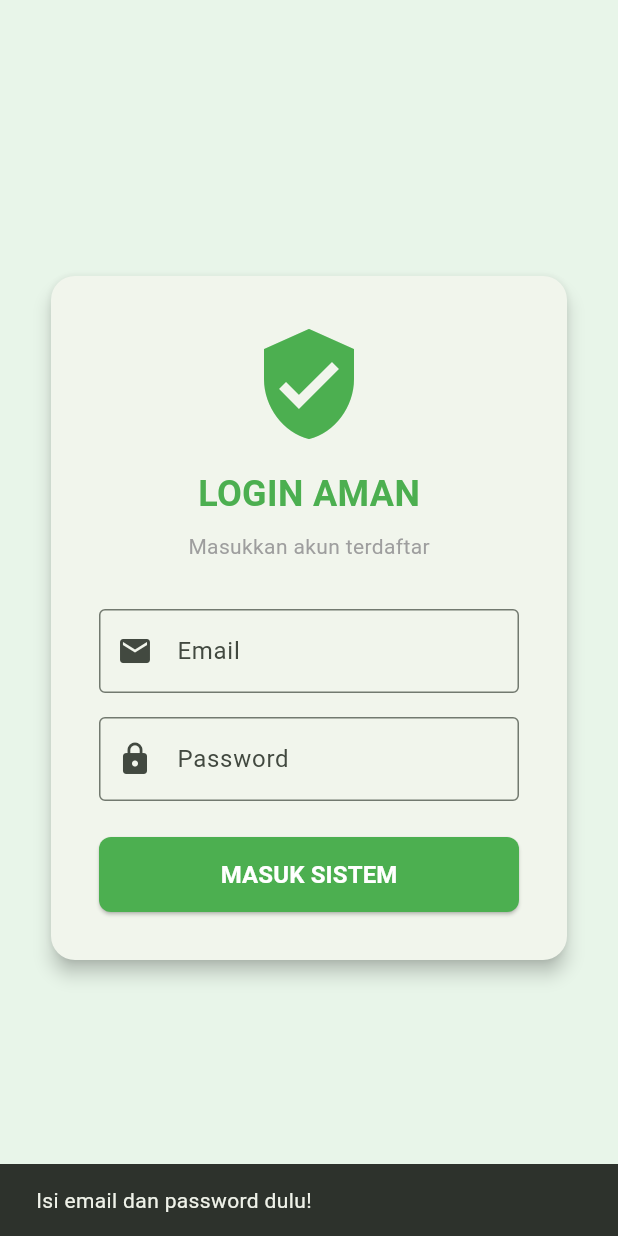
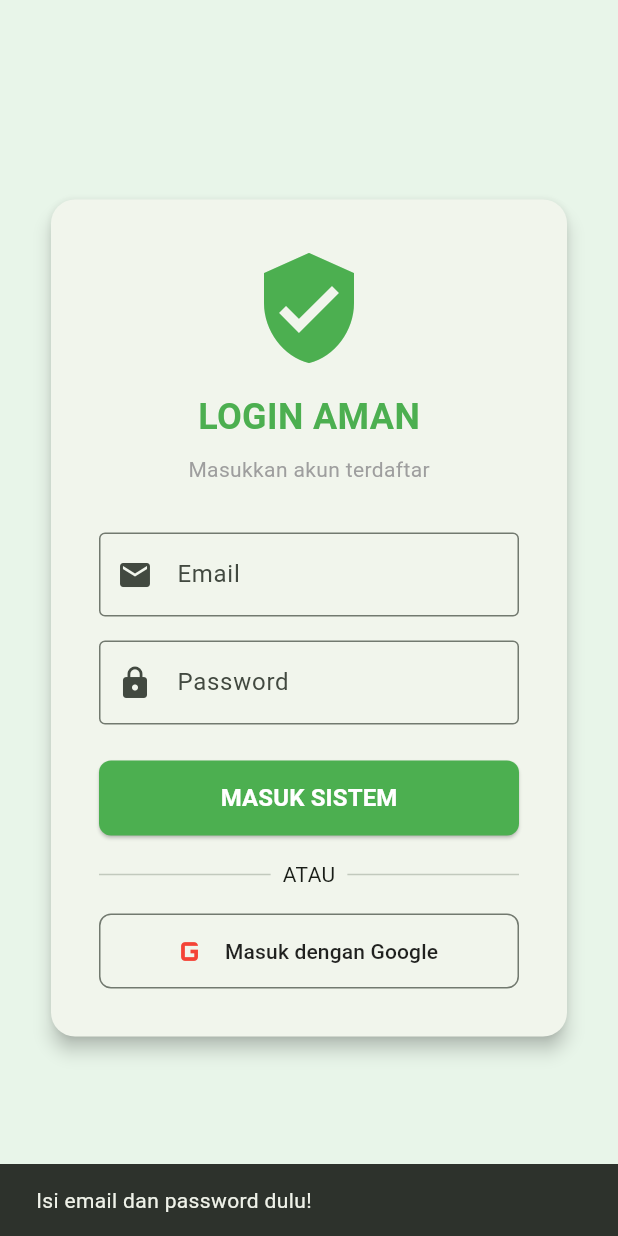
Before and after one commit to amdwildanabdillah/puskeswan-app, a Flutter app: the screen it shows after launch, after a tap on "MASUK SISTEM", on a phone screen of 412 x 824 dp. Run offline on Flutter 3.47's test engine with Material 3 defaults, Android fonts, the light colour scheme and no system bars; our stand-ins replace pdf, printing, supabase_flutter; accounts and stored records are empty.

Commit message:
add signup google

```diff
--- a/lib/screens/login_screen.dart
+++ b/lib/screens/login_screen.dart
@@ -16,6 +16,62 @@ class _LoginScreenState extends State<LoginScreen> {
   // Akses Supabase
   final _supabase = Supabase.instance.client;
 
+  // --- 1. SETUP LISTENER AUTH (Biar pas balik dari Browser otomatis masuk) ---
+  @override
+  void initState() {
+    super.initState();
+    _setupAuthListener();
+  }
+
+  void _setupAuthListener() {
+    _supabase.auth.onAuthStateChange.listen((data) {
+      final event = data.event;
+      if (event == AuthChangeEvent.signedIn) {
+        // Kalau user sukses login (termasuk dari Google), cek role & navigasi
+        _navigateToDashboard();
+      }
+    });
+  }
+
+  // Logic Navigasi dipisah biar bisa dipanggil dari Google Auth juga
+  void _navigateToDashboard() {
+    if (!mounted) return;
+
+    final user = _supabase.auth.currentUser;
+    String email = user?.email ?? '';
+
+    String role = 'Dokter Hewan'; // Default
+    if (email.contains('admin')) {
+      role = 'Admin Gudang';
+    }
+
+    Navigator.pushReplacement(
+      context,
+      MaterialPageRoute(builder: (context) => DashboardScreen(role: role)),
+    );
+  }
+
+  // --- 2. FUNCTION LOGIN GOOGLE ---
+  Future<void> _loginWithGoogle() async {
+    try {
+      await _supabase.auth.signInWithOAuth(
+        OAuthProvider.google,
+        // URL ini harus SAMA PERSIS dengan yang didaftarin di Dashboard & AndroidManifest
+        redirectTo: 'io.supabase.flutter://login-callback',
+      );
+      // Gak perlu navigasi manual disini, karena listener di initState yang bakal kerja
+    } catch (e) {
+      if (mounted) {
+        ScaffoldMessenger.of(context).showSnackBar(
+          SnackBar(
+            content: Text("Google Login Error: $e"),
+            backgroundColor: Colors.red,
+          ),
+        );
+      }
+    }
+  }
+
   Future<void> _login() async {
     final email = _emailController.text.trim();
     final password = _passwordController.text.trim();
@@ -28,26 +84,9 @@ class _LoginScreenState extends State<LoginScreen> {
     }
 
     try {
-      // 1. Coba Login ke Supabase
       await _supabase.auth.signInWithPassword(email: email, password: password);
-
-      // 2. Kalau berhasil, cek emailnya buat nentuin role (Sederhana dulu)
-      // Nanti bisa kita bikin tabel khusus role, tapi ini cara cepatnya:
-      // Misal: kalau emailnya ada kata 'admin', dia jadi admin.
-
-      if (mounted) {
-        String role = 'Dokter Hewan'; // Default
-        if (email.contains('admin')) {
-          role = 'Admin Gudang';
-        }
-
-        Navigator.pushReplacement(
-          context,
-          MaterialPageRoute(builder: (context) => DashboardScreen(role: role)),
-        );
-      }
+      // Navigasi ditangani oleh Auth Listener di initState
     } on AuthException catch (e) {
-      // Kalau password salah / user gak ada
       if (mounted) {
         ScaffoldMessenger.of(context).showSnackBar(
           SnackBar(content: Text(e.message), backgroundColor: Colors.red),
@@ -146,6 +185,40 @@ class _LoginScreenState extends State<LoginScreen> {
                         ),
                       ),
                     ),
+                    // --- 3. UI BUTTON GOOGLE ---
+                    const SizedBox(height: 16),
+                    const Row(
+                      children: [
+                        Expanded(child: Divider()),
+                        Padding(
+                          padding: EdgeInsets.symmetric(horizontal: 8),
+                          child: Text("ATAU"),
+                        ),
+                        Expanded(child: Divider()),
+                      ],
+                    ),
+                    const SizedBox(height: 16),
+                    SizedBox(
+                      width: double.infinity,
+                      height: 50,
+                      child: OutlinedButton.icon(
+                        onPressed: _loginWithGoogle,
+                        icon: const Icon(
+                          Icons.g_mobiledata,
+                          size: 30,
+                          color: Colors.red,
+                        ), // Pura-pura icon Google
+                        label: const Text(
+                          "Masuk dengan Google",
+                          style: TextStyle(color: Colors.black87),
+                        ),
+                        style: OutlinedButton.styleFrom(
+                          shape: RoundedRectangleBorder(
+                            borderRadius: BorderRadius.circular(8),
+                          ),
+                        ),
+                      ),
+                    ),
                   ],
                 ),
               ),
```
Also changed, not shown: 2 other files.
